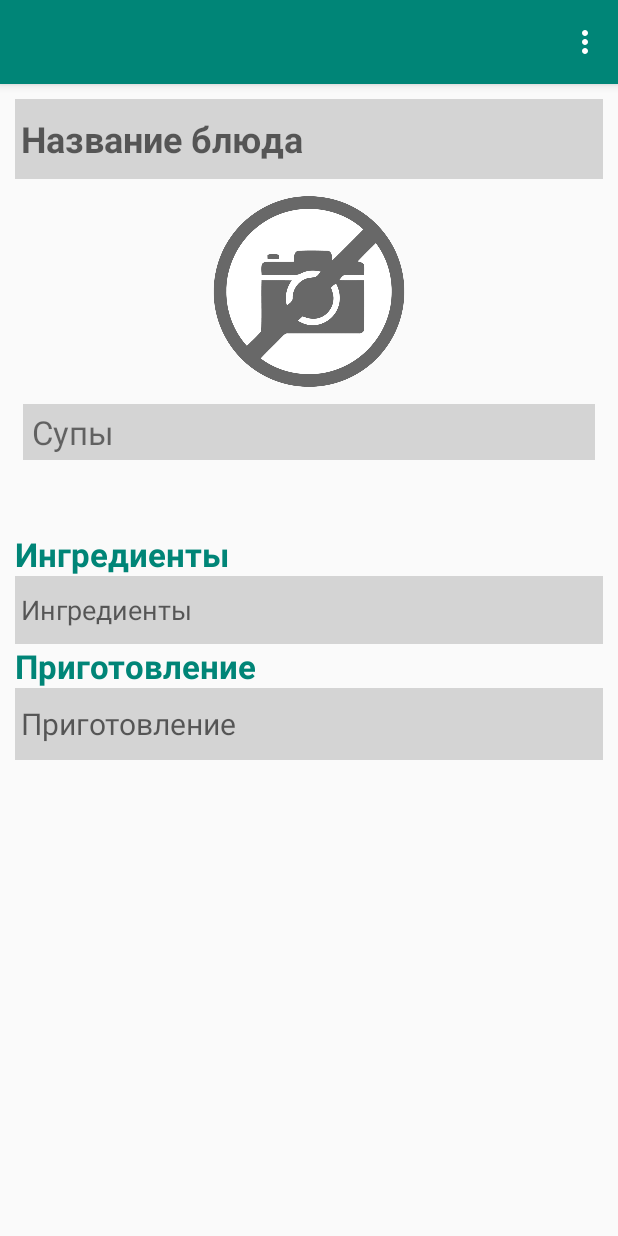
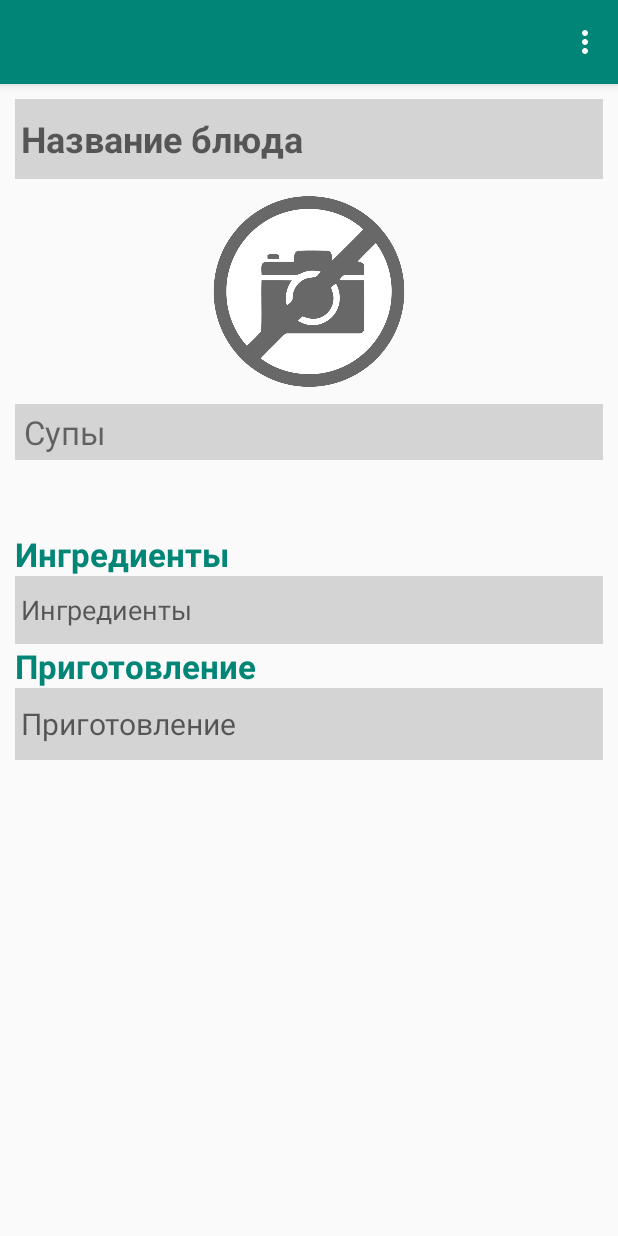
Before and after one commit to Anton9kin/Dishes, an Android app: the screen it shows after launch (DishDetail), in the options menu, after a tap on "Добавить рецепт", on a phone screen of 412 x 824 dp. Run offline under Robolectric (Android 15) with nearby library versions, the phone set to English and light mode, and no system bars; 5 statements that could not run were skipped.

Commit message:
Change style of spinner

```diff
--- a/app/src/main/res/values/styles.xml
+++ b/app/src/main/res/values/styles.xml
@@ -20,8 +20,6 @@
 
 
     <style name="spinner_style">
-        <item name="android:layout_marginLeft">5dp</item>
-        <item name="android:layout_marginRight">5dp</item>
         <item name="android:layout_marginBottom">5dp</item>
         <item name="android:paddingLeft">6dp</item>
         <item name="android:paddingTop">4dp</item>
```
